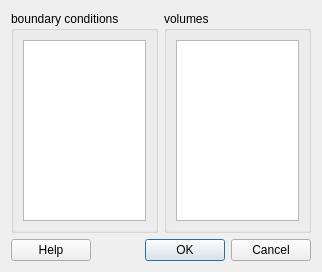
The window that src/guicreateboundarylayer.ui (enGits/engrid) describes before a commit, drawn with Qt 5.
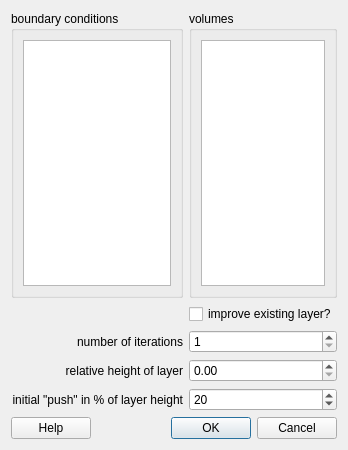
The same window after the commit. Icons and pictures are not drawn.

Diff of the .ui file:
```diff
--- a/src/guicreateboundarylayer.ui
+++ b/src/guicreateboundarylayer.ui
@@ -7,7 +7,7 @@
     <x>0</x>
     <y>0</y>
     <width>322</width>
-    <height>272</height>
+    <height>450</height>
    </rect>
   </property>
   <property name="minimumSize">
@@ -67,7 +67,7 @@
      </layout>
     </widget>
    </item>
-   <item row="1" column="0" colspan="2">
+   <item row="6" column="0" colspan="2">
     <layout class="QHBoxLayout">
      <item>
       <widget class="QPushButton" name="pushButtonHelp">
@@ -101,6 +101,76 @@
      </item>
     </layout>
    </item>
+   <item row="3" column="0">
+    <widget class="QLabel" name="label">
+     <property name="text">
+      <string>number of iterations</string>
+     </property>
+     <property name="alignment">
+      <set>Qt::AlignRight|Qt::AlignTrailing|Qt::AlignVCenter</set>
+     </property>
+    </widget>
+   </item>
+   <item row="3" column="1">
+    <widget class="QSpinBox" name="spinBoxIterations">
+     <property name="minimum">
+      <number>1</number>
+     </property>
+    </widget>
+   </item>
+   <item row="1" column="1">
+    <widget class="QCheckBox" name="checkBoxImprove">
+     <property name="text">
+      <string>improve existing layer?</string>
+     </property>
+    </widget>
+   </item>
+   <item row="4" column="1">
+    <widget class="QDoubleSpinBox" name="doubleSpinBoxHeight">
+     <property name="maximum">
+      <double>5.000000000000000</double>
+     </property>
+     <property name="singleStep">
+      <double>0.050000000000000</double>
+     </property>
+    </widget>
+   </item>
+   <item row="4" column="0">
+    <widget class="QLabel" name="label_2">
+     <property name="text">
+      <string>relative height of layer</string>
+     </property>
+     <property name="alignment">
+      <set>Qt::AlignRight|Qt::AlignTrailing|Qt::AlignVCenter</set>
+     </property>
+    </widget>
+   </item>
+   <item row="5" column="1">
+    <widget class="QDoubleSpinBox" name="doubleSpinBoxPush">
+     <property name="decimals">
+      <number>0</number>
+     </property>
+     <property name="maximum">
+      <double>100.000000000000000</double>
+     </property>
+     <property name="singleStep">
+      <double>5.000000000000000</double>
+     </property>
+     <property name="value">
+      <double>20.000000000000000</double>
+     </property>
+    </widget>
+   </item>
+   <item row="5" column="0">
+    <widget class="QLabel" name="label_3">
+     <property name="text">
+      <string>initial &quot;push&quot; in % of layer height</string>
+     </property>
+     <property name="alignment">
+      <set>Qt::AlignRight|Qt::AlignTrailing|Qt::AlignVCenter</set>
+     </property>
+    </widget>
+   </item>
   </layout>
  </widget>
  <resources>
```
